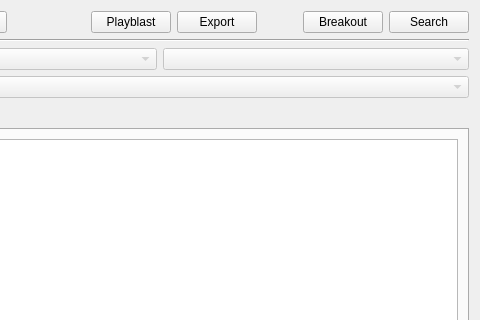
First picture: the form in module/wildchildanimation/gui/forms/maya/swing_desktop.ui, repository dearyangyu/swing, before the edit; both pictures show x 170 to 650 and y 0 to 320 of the 650 by 491 pixel window.
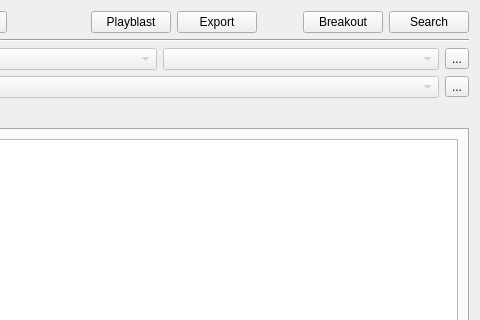
Second picture: the form after the edit.

```diff
--- a/module/wildchildanimation/gui/forms/maya/swing_desktop.ui
+++ b/module/wildchildanimation/gui/forms/maya/swing_desktop.ui
@@ -208,6 +208,19 @@
        </property>
       </widget>
      </item>
+     <item>
+      <widget class="QToolButton" name="toolButtonAssetInfo">
+       <property name="enabled">
+        <bool>true</bool>
+       </property>
+       <property name="toolTip">
+        <string>Open Asset Information</string>
+       </property>
+       <property name="text">
+        <string>...</string>
+       </property>
+      </widget>
+     </item>
     </layout>
    </item>
    <item>
@@ -278,6 +291,19 @@
        </property>
       </widget>
      </item>
+     <item>
+      <widget class="QToolButton" name="toolButtonShotInfo">
+       <property name="enabled">
+        <bool>true</bool>
+       </property>
+       <property name="toolTip">
+        <string>Open Shot Information</string>
+       </property>
+       <property name="text">
+        <string>...</string>
+       </property>
+      </widget>
+     </item>
     </layout>
    </item>
    <item>
```
Left out of the diff: 28 changed lines with no effect on the pictures.
